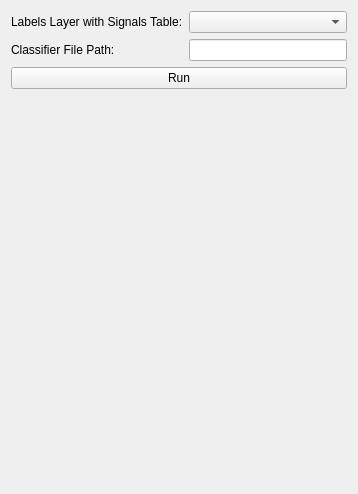
The window that src/napari_signal_classifier/_ui/napari_train_and_predict_signal_classfier.ui (zoccoler/napari-signal-classifier) describes before a commit, drawn with Qt 5.
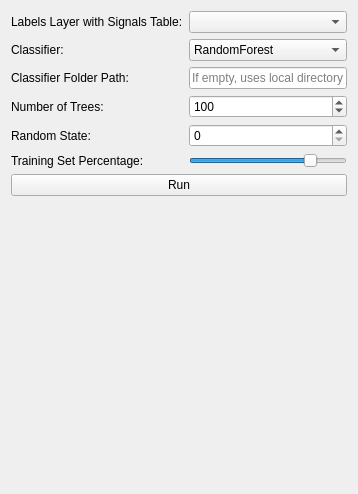
The same window after the commit.

Commit message:
Enhance UI with classifier options and training controls
Added controls for selecting classifier type, setting number of trees, random state, and training set percentage.

Patch:
```diff
--- a/src/napari_signal_classifier/_ui/napari_train_and_predict_signal_classfier.ui
+++ b/src/napari_signal_classifier/_ui/napari_train_and_predict_signal_classfier.ui
@@ -14,8 +14,49 @@
    <string>Form</string>
   </property>
   <layout class="QGridLayout" name="gridLayout">
-   <item row="0" column="1">
-    <widget class="QComboBox" name="_labels_layer_combobox"/>
+   <item row="5" column="1">
+    <widget class="QSpinBox" name="_random_state_spinbox"/>
+   </item>
+   <item row="7" column="0" colspan="2">
+    <widget class="QPushButton" name="_run_button">
+     <property name="text">
+      <string>Run</string>
+     </property>
+    </widget>
+   </item>
+   <item row="3" column="1">
+    <widget class="QLineEdit" name="_classifier_path_line_edit">
+     <property name="placeholderText">
+      <string>If empty, uses local directory</string>
+     </property>
+    </widget>
+   </item>
+   <item row="3" column="0">
+    <widget class="QLabel" name="label_2">
+     <property name="text">
+      <string>Classifier Folder Path:</string>
+     </property>
+    </widget>
+   </item>
+   <item row="4" column="1">
+    <widget class="QSpinBox" name="_n_trees_spinbox">
+     <property name="minimum">
+      <number>1</number>
+     </property>
+     <property name="maximum">
+      <number>9999</number>
+     </property>
+     <property name="value">
+      <number>100</number>
+     </property>
+    </widget>
+   </item>
+   <item row="5" column="0">
+    <widget class="QLabel" name="label_5">
+     <property name="text">
+      <string>Random State:</string>
+     </property>
+    </widget>
    </item>
    <item row="0" column="0">
     <widget class="QLabel" name="label">
@@ -24,10 +65,7 @@
      </property>
     </widget>
    </item>
-   <item row="3" column="1">
-    <widget class="QLineEdit" name="_classifier_path_line_edit"/>
-   </item>
-   <item row="5" column="0">
+   <item row="8" column="0">
     <spacer name="verticalSpacer">
      <property name="orientation">
       <enum>Qt::Vertical</enum>
@@ -40,17 +78,52 @@
      </property>
     </spacer>
    </item>
-   <item row="4" column="0" colspan="2">
-    <widget class="QPushButton" name="_run_button">
+   <item row="4" column="0">
+    <widget class="QLabel" name="label_4">
      <property name="text">
-      <string>Run</string>
+      <string>Number of Trees:</string>
      </property>
     </widget>
    </item>
-   <item row="3" column="0">
-    <widget class="QLabel" name="label_2">
+   <item row="1" column="1">
+    <widget class="QComboBox" name="_classifier_type_combobox">
+     <item>
+      <property name="text">
+       <string>RandomForest</string>
+      </property>
+     </item>
+    </widget>
+   </item>
+   <item row="0" column="1">
+    <widget class="QComboBox" name="_labels_layer_combobox"/>
+   </item>
+   <item row="1" column="0">
+    <widget class="QLabel" name="label_3">
      <property name="text">
-      <string>Classifier File Path:</string>
+      <string>Classifier:</string>
+     </property>
+    </widget>
+   </item>
+   <item row="6" column="0">
+    <widget class="QLabel" name="label_6">
+     <property name="text">
+      <string>Training Set Percentage:</string>
+     </property>
+    </widget>
+   </item>
+   <item row="6" column="1">
+    <widget class="QSlider" name="_training_size_horizontal_slider">
+     <property name="minimum">
+      <number>1</number>
+     </property>
+     <property name="maximum">
+      <number>100</number>
+     </property>
+     <property name="value">
+      <number>80</number>
+     </property>
+     <property name="orientation">
+      <enum>Qt::Horizontal</enum>
      </property>
     </widget>
    </item>
```
